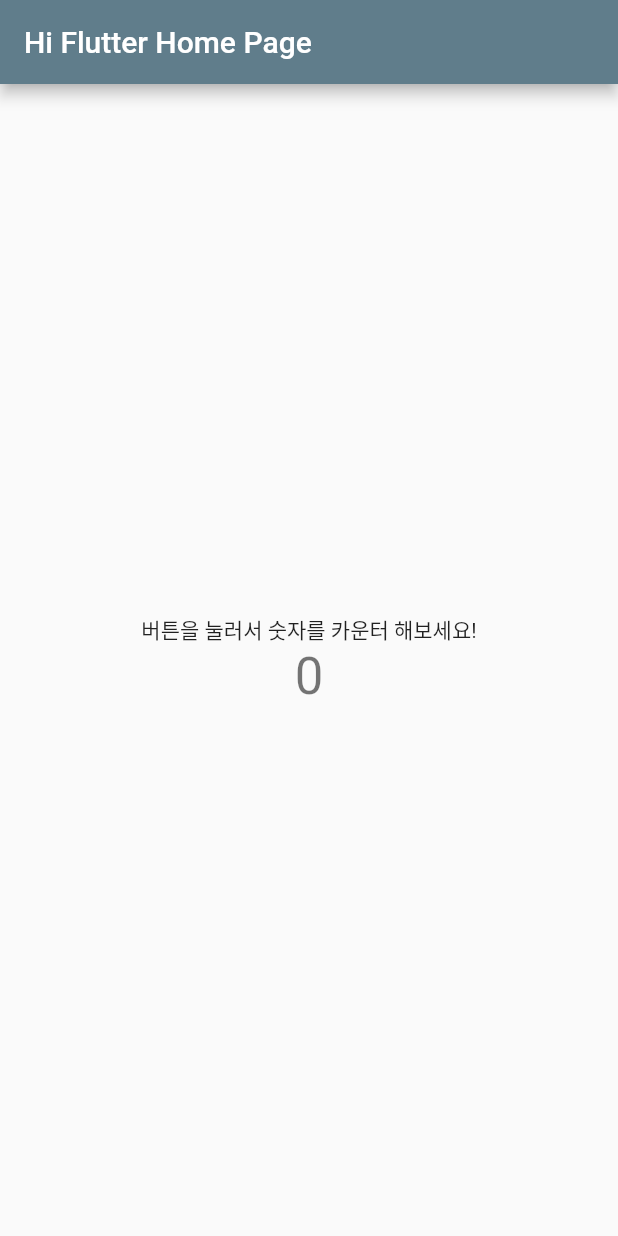
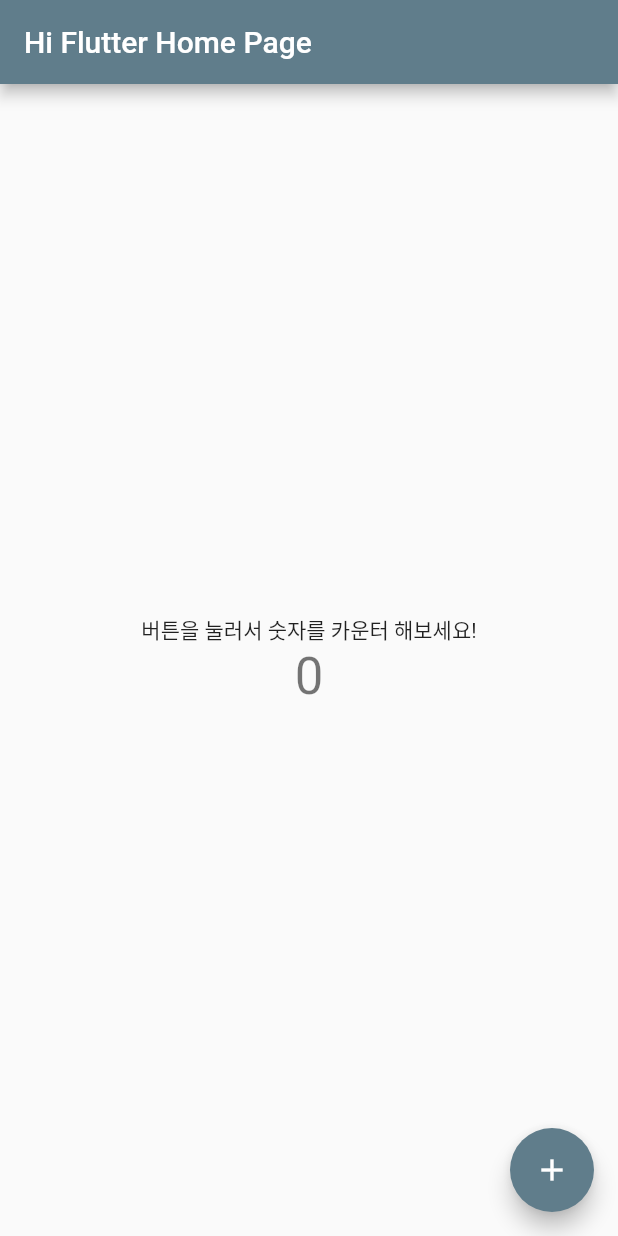
Before and after one commit to Kimdonghyeon7645/Flutter_Study, a Flutter app: the screen it shows after launch, on a phone screen of 412 x 824 dp. Run offline on Flutter 3.47's test engine with Material 2 defaults, Android fonts, the phone set to English and light mode, and no system bars.

Commit message:
docs : final update 2-2.md, hi_flutter//main.dart

```diff
--- a/hi_flutter/lib/main.dart
+++ b/hi_flutter/lib/main.dart
@@ -39,6 +39,16 @@ class _MyHomePageState extends State<MyHomePage> {
           ],
         ),
       ),
+      floatingActionButton: FloatingActionButton(
+        onPressed: _iconCounter,
+        tooltip: '누르면 숫자가 증가합니다.',
+        child: Icon(Icons.add),
+      ),
     );
   }
+  void _iconCounter() {
+    setState(() {
+      _counter++;
+    });
+  }
 }
```
Also changed, not shown: 1 other file.
